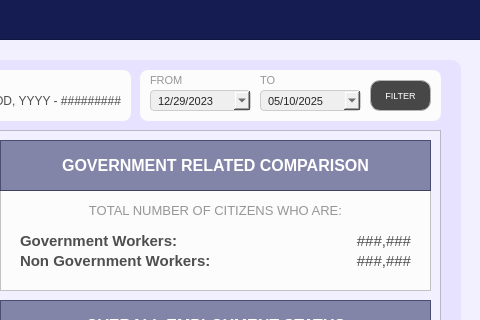
First picture: the form in Resources/UIs/MainPages/StatisticPages/employment.ui, repository Yohhannn/Barangay-Records-Statistics-System, before the edit; both pictures show x 870 to 1350 and y 0 to 320 of the 1350 by 850 pixel window.
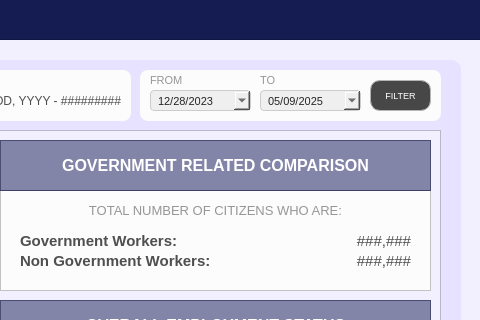
Second picture: the form after the edit. Icons and pictures are not drawn.

```diff
--- a/Resources/UIs/MainPages/StatisticPages/employment.ui
+++ b/Resources/UIs/MainPages/StatisticPages/employment.ui
@@ -1167,7 +1167,7 @@
        <second>0</second>
        <year>2023</year>
        <month>12</month>
-       <day>29</day>
+       <day>28</day>
       </datetime>
      </property>
      <property name="displayFormat">
@@ -1215,7 +1215,7 @@
        <second>0</second>
        <year>2025</year>
        <month>5</month>
-       <day>10</day>
+       <day>9</day>
       </datetime>
      </property>
      <property name="displayFormat">
```
Left out of the diff: 9 changed lines with no effect on the pictures.
